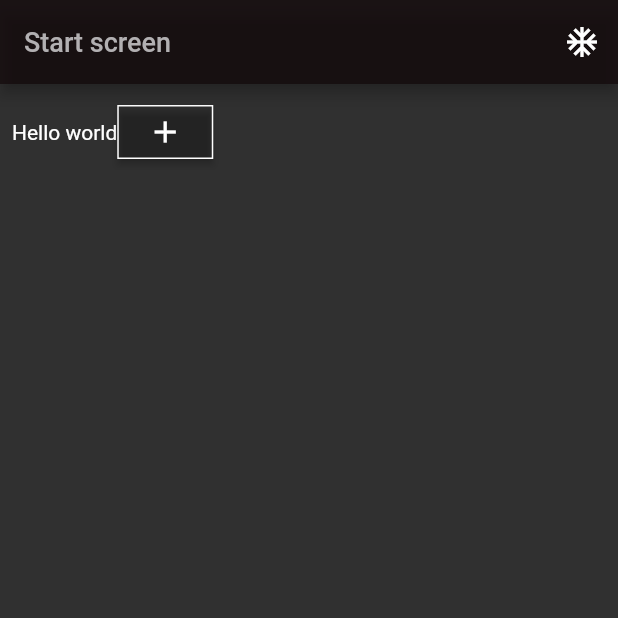
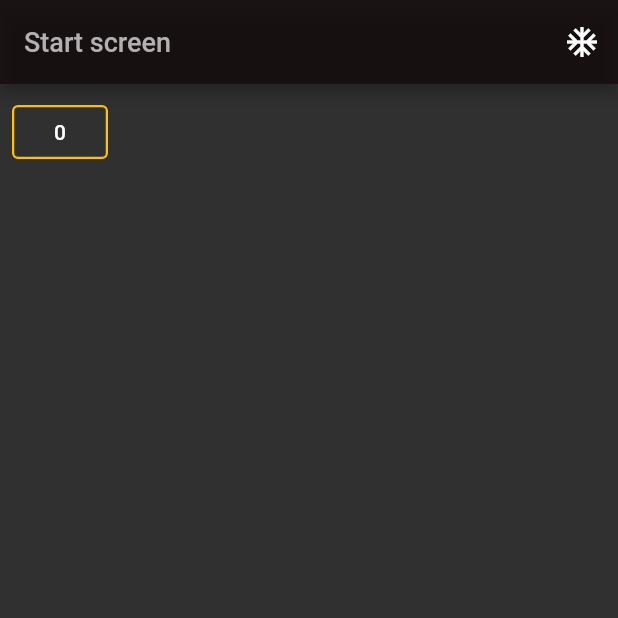
Before and after one commit to TobiasBms/MPUFlutter, a Flutter app: the screen it shows after launch, on a phone screen of 412 x 824 dp, the top half of it. Run offline on Flutter 3.47's test engine with Material 2 defaults, Android fonts, the phone set to English and light mode, and no system bars; our stand-ins replace firebase_core; accounts and stored records are empty; generated files the repository leaves out were written again.

Commit message:
Feature: Simple Counter example to see if provider is working.

```diff
--- a/lib/Pages/start_screen.dart
+++ b/lib/Pages/start_screen.dart
@@ -1,3 +1,7 @@
+import 'package:cross_fit_app/State/counter.dart';
+import 'package:provider/provider.dart';
+
+import '../Theme/Enums/variant.dart';
 import 'package:flutter/material.dart';
 import '../Widgets/custom_btn.dart';
 
@@ -8,11 +12,13 @@ class StartScreen extends StatefulWidget{
 }
 
 class _StartScreenState extends State<StartScreen> {
+
   @override
   Widget build(BuildContext context) {
+
     return Scaffold(
       appBar: AppBar(
-        backgroundColor: const Color(0xbb13090B),
+        backgroundColor: Theme.of(context).textTheme.button?.color,
         title: const Text("Start screen", style: TextStyle(color: Color(0xffb2b0b2),
             fontSize: 18)),
         actions: [
@@ -23,9 +29,12 @@ class _StartScreenState extends State<StartScreen> {
         child: Padding(
           padding: const EdgeInsets.all(8.0),
           child: Row(
-            children: const [
-              Text("Hello world"),
-              HighlightButtonState()
+            children: [
+              Column(
+                children: [
+                   TmaButton(onChange: context.read<Counter>().increment, label: context.watch<Counter>().count, variant: Variant.outline)
+                ],
+              )
             ],
           ),
         ),
--- /dev/null
+++ b/lib/State/counter.dart
@@ -0,0 +1,20 @@
+import 'package:flutter/foundation.dart';
+import 'package:flutter/material.dart';
+
+class Counter with ChangeNotifier, DiagnosticableTreeMixin {
+  int _count = 0;
+
+  int get count => _count;
+
+  void increment() {
+    _count++;
+    notifyListeners();
+  }
+
+  /// Makes `Counter` readable inside the devtools by listing all of its properties
+  @override
+  void debugFillProperties(DiagnosticPropertiesBuilder properties) {
+    super.debugFillProperties(properties);
+    properties.add(IntProperty('count', count));
+  }
+}
--- /dev/null
+++ b/lib/Theme/Enums/variant.dart
@@ -0,0 +1,4 @@
+enum Variant {
+  outline,
+  filled
+}
--- a/lib/Widgets/custom_btn.dart
+++ b/lib/Widgets/custom_btn.dart
@@ -1,40 +1,24 @@
-import 'dart:ui';
+import 'package:flutter/material.dart';
+import '../Theme/Enums/variant.dart';
 
-import 'package:cross_fit_app/Widgets/custom_btn.dart';
-import 'package:flutter/material.dart';
+class TmaButton extends StatelessWidget{
 
-class HighlightButtonState extends StatefulWidget {
-  const HighlightButtonState({Key? key}) : super(key: key);
+  //Properties
+  final int label;
+  final Function onChange;
+  final Variant variant;
 
-
-  @override
-  State<HighlightButtonState> createState() => HighlightButton();
-
-}
-
-class HighlightButton extends State<HighlightButtonState> {
-
-  void onPressed(){
-    print("pressed");
-  }
+  const TmaButton({super.key, required this.onChange, required this.label, required this.variant});
 
   @override
   Widget build(BuildContext context) {
-    return ElevatedButton(
-      onPressed: () => {},
-      style: ButtonStyle(
-        shape: MaterialStateProperty.resolveWith<OutlinedBorder?>(
-                (Set<MaterialState> states) {
-              return const RoundedRectangleBorder(side: BorderSide(color: Colors.white));
-          }
+
+    return  OutlinedButton(
+        style: OutlinedButton.styleFrom(
+          primary: Colors.white,
+          side: const BorderSide(color: Colors.amber, width: 1.5)
         ),
-        backgroundColor: MaterialStateProperty.resolveWith<Color?>(
-              (Set<MaterialState> states) {
-            return Theme.of(context).colorScheme.primary.withOpacity(0.0); // Use the component's default.
-          },
-        ),
-      ), child: const Icon(Icons.add, color: Colors.white)
-    );
+          onPressed: () => onChange(),
+        child: Text(label.toString()));
   }
-
 }
```
Also changed, not shown: lib/Pages/login_screen.dart (added).
